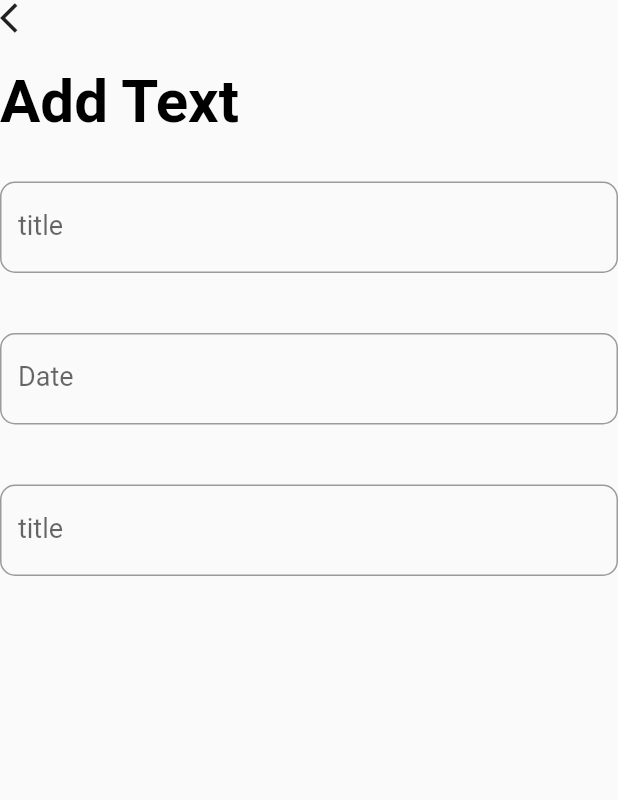
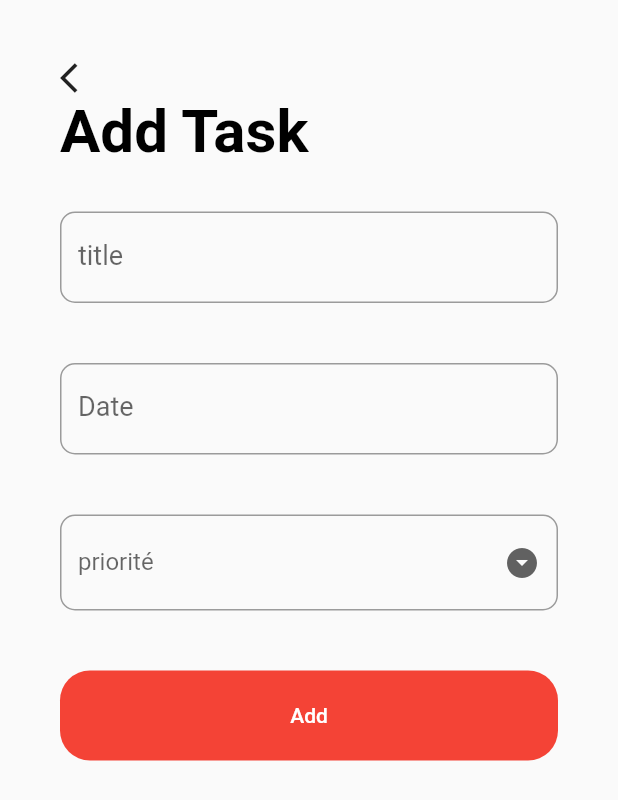
Before and after one commit to nazaawa/all-my-note, a Flutter app: the AddTaskScreen screen opened directly, on a phone screen of 412 x 824 dp. Shown: the top 800 px of the screen. Run offline on Flutter 3.47's test engine with Material 2 defaults, Android fonts, the phone set to English and light mode, and no system bars.

Commit message:
add button

```diff
--- a/lib/Screens/add_task_screen.dart
+++ b/lib/Screens/add_task_screen.dart
@@ -1,4 +1,5 @@
 import 'package:flutter/material.dart';
+import 'package:intl/intl.dart';
 
 class AddTaskScreen extends StatefulWidget {
   const AddTaskScreen({Key? key}) : super(key: key);
@@ -12,33 +13,41 @@ class _AddTaskScreenState extends State<AddTaskScreen> {
   String _title = "";
   String _priority = "";
   DateTime _date = DateTime.now();
+  final List<String> _priorities = ['faible', "Moyen", "Elever"];
 
-  TextEditingController _dateController =  TextEditingController();
-  _handleDatePicker()async{
+  final DateFormat _dateFormatter = DateFormat("MMM dd ,yyyy");
+
+  TextEditingController _dateController = TextEditingController();
+  _handleDatePicker() async {
     final DateTime? date = await showDatePicker(
-  context :context,
-  initialDate :_date,
-  firstDate : DateTime(2000),
-  lastDate : DateTime(2050),
+      context: context,
+      initialDate: _date,
+      firstDate: DateTime(2000),
+      lastDate: DateTime(2050),
     );
-if (date != null && date != _date){
+    if (date != null && date != _date) {
       setState(() {
-    _date= date;
+        _date = date;
       });
-  _dateController.text = _date.toString();
+      return _dateController.text = _dateFormatter.format(date);
     }
-
   }
 
   @override
   Widget build(BuildContext context) {
     return Scaffold(
-        body: Column(
+        body: SingleChildScrollView(
+      child: Padding(
+        padding: const EdgeInsets.symmetric(vertical: 40, horizontal: 40),
+        child: Column(
           crossAxisAlignment: CrossAxisAlignment.start,
           children: [
-        GestureDetector(onTap: () {}, child: Icon(Icons.arrow_back_ios)),
-        SizedBox(height: 20.0),
-        Text("Add Text",
+            GestureDetector(
+                onTap: () {
+                  return FocusScope.of(context).unfocus();
+                },
+                child: Icon(Icons.arrow_back_ios)),
+            Text("Add Task",
                 style: TextStyle(
                     color: Colors.black,
                     fontSize: 40.0,
@@ -57,7 +66,9 @@ if (date != null && date != _date){
                                 borderRadius: BorderRadius.circular(10.0))),
                         style: TextStyle(fontSize: 18.0),
                         validator: (value) {
-                      return value!.trim().isEmpty ? 'Entre une Tache' : null;
+                          return value!.trim().isEmpty
+                              ? 'Entre une Tache'
+                              : null;
                         },
                         onSaved: (value) => _title = value!,
                         initialValue: _title,
@@ -66,6 +77,8 @@ if (date != null && date != _date){
                     Padding(
                       padding: const EdgeInsets.symmetric(vertical: 20),
                       child: TextFormField(
+                        readOnly: true,
+                        controller: _dateController,
                         onTap: _handleDatePicker,
                         decoration: InputDecoration(
                             labelText: 'Date',
@@ -76,22 +89,50 @@ if (date != null && date != _date){
                     ),
                     Padding(
                       padding: const EdgeInsets.symmetric(vertical: 20),
-                  child: TextFormField(
+                      child: DropdownButtonFormField(
+                        icon: Icon(Icons.arrow_drop_down_circle),
+                        items: _priorities.map((String priority) {
+                          return DropdownMenuItem(
+                            child: Text(
+                              priority,
+                              style:
+                                  TextStyle(fontSize: 18, color: Colors.black),
+                            ),
+                            value: priority,
+                          );
+                        }).toList(),
                         decoration: InputDecoration(
-                        labelText: 'title',
+                            labelText: 'priorité',
                             border: OutlineInputBorder(
                                 borderRadius: BorderRadius.circular(10.0))),
                         style: TextStyle(fontSize: 18.0),
-                    validator: (value) {
-                      return value!.trim().isEmpty ? 'Entre une Tache' : null;
+                        validator: (dynamic value) => _priority == ''
+                            ? 'Entre une la priorité de la tache'
+                            : null,
+                        onChanged: (dynamic value) {
+                          setState(() {
+                            return _priority = value;
+                          });
                         },
-                    onSaved: (value) => _title = value!,
-                    initialValue: _title,
                       ),
                     ),
+                    Container(
+                        decoration: BoxDecoration(
+                          borderRadius:BorderRadius.circular(20),
+                            color: Theme.of(context).primaryColor),
+                        margin: EdgeInsets.symmetric(vertical: 20),
+                        height: 60.0,
+                        width: double.infinity,
+                        child: TextButton(
+                          onPressed: () {},
+                          child: Text("Add",
+                              style: TextStyle(color: Colors.white)),
+                        ))
                   ],
                 ))
           ],
+        ),
+      ),
     ));
   }
 }
```
Lines whose indentation alone changed are shown as unchanged.
